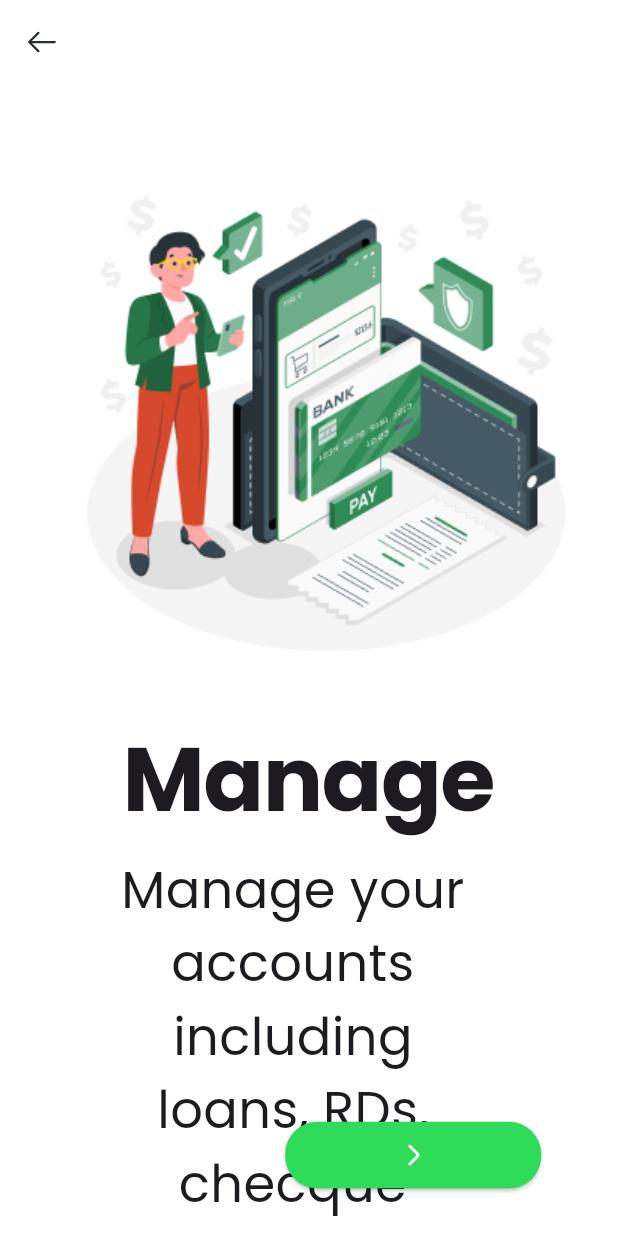
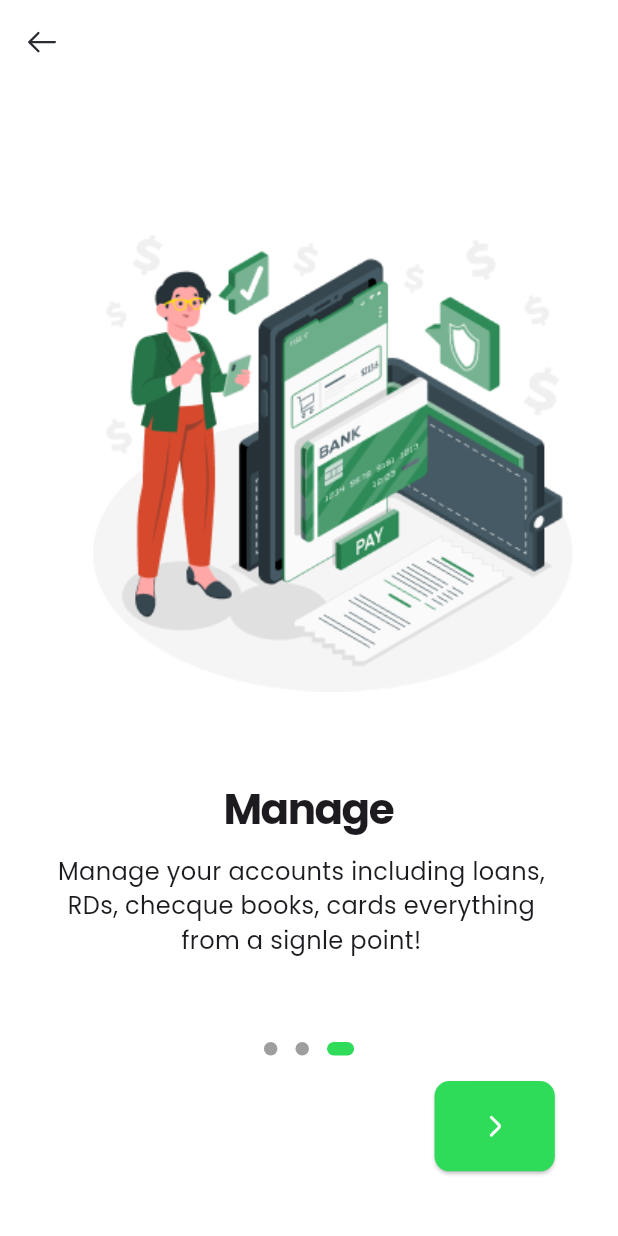
Before and after one commit to ridwan1178/rupali_bank_demo, a Flutter app: the screen it shows after launch, after a tap on "Skip", on a phone screen of 412 x 824 dp. Run offline on Flutter 3.47's test engine with Material 3 defaults, Android fonts, the phone set to English and light mode, and no system bars; drawn by our look-alikes of dots_indicator; our stand-ins replace flutter_easyloading, flutter_svg, go_router, responsive_framework; generated files the repository leaves out were written again.

Commit message:
device size adaptability added, needs fine tuning

```diff
--- a/lib/core/configs/app_router_config.dart
+++ b/lib/core/configs/app_router_config.dart
@@ -13,6 +13,7 @@ import 'package:rupali_bank_demo/signup/configs/signup_routes.dart';
 import 'package:rupali_bank_demo/splash/presentation/splash_page.dart';
 import 'package:rupali_bank_demo/transfers/configs/transfer_page_routes.dart';
 import 'package:rupali_bank_demo/utils/basic_success_page_0.dart';
+import 'package:responsive_framework/responsive_framework.dart';
 
 class AppRouterConfig {
   // final rootNavigatorKey =
@@ -28,16 +29,17 @@ class AppRouterConfig {
   }
 
   static GoRouter _createRouter() {
-    final rootNavigatorKey =
-      GlobalKey<NavigatorState>();
+
+
+
     return GoRouter(initialLocation: SplashPage.path,
-    navigatorKey: rootNavigatorKey,
+
     routes: <RouteBase>[
 
       GoRoute(
         name: SplashPage.namedRoute,
         path: SplashPage.path,
-        builder: (BuildContext context, GoRouterState state) {
+        builder:  (BuildContext context, GoRouterState state) {
           return const SplashPage();
         },
       ),
--- a/lib/main.dart
+++ b/lib/main.dart
@@ -6,7 +6,7 @@ import 'package:rupali_bank_demo/core/configs/app_theme.dart';
 import 'package:rupali_bank_demo/providers/app_lang_provider.dart';
 import 'package:provider/provider.dart';
 import 'package:flutter_easyloading/flutter_easyloading.dart';
-
+import 'package:responsive_framework/responsive_framework.dart';
 import 'package:rupali_bank_demo/utils/pixel_to_percentage_converter/pixel_to_percentage_converter.dart';
 
 void main() {
@@ -25,6 +25,7 @@ final scaffoldMessengerKey = GlobalKey<ScaffoldMessengerState>();
 //get global router for navigation navigatorKey.currentcontext.push/pop
 final navigatorKey = AppRouterConfig.router.routerDelegate.navigatorKey;
 
+//DO NOT USE ANYMORE, JUST USE NORMAL VALUES FROM FIGMA
 //responsive size
 //ch = height/vertical unit
 //cw = width/horizontal
@@ -56,7 +57,14 @@ class MyApp extends StatelessWidget {
       routerConfig: AppRouterConfig.router,
       locale: context.watch<AppLangProvider>().appLocale,
       debugShowCheckedModeBanner: false,
-      builder: EasyLoading.init(),
+      builder: (context, widget) => ResponsiveWrapper.builder(
+          ClampingScrollWrapper.builder(context, widget!),
+          breakpoints: const [
+            ResponsiveBreakpoint.autoScaleDown(411, name: "SMALL"),
+            ResponsiveBreakpoint.resize(519, name: "MEDIUM"),
+            ResponsiveBreakpoint.autoScale(520, name: "LARGE"),
+          ],
+          defaultScaleFactor: 0.85),
     );
   }
 }
--- a/lib/utils/pixel_to_percentage_converter/pixel_to_percentage_converter.dart
+++ b/lib/utils/pixel_to_percentage_converter/pixel_to_percentage_converter.dart
@@ -8,17 +8,18 @@ class PixelToPercentageConverter {
   static const double _figmaDeviceHeight = 812;
   static const double _figmaDeviceWidth = 375;
 
-
   double ch(double height) {
     double percantageHeight = (height / _figmaDeviceHeight) * 100;
-    double convertedHeightInPixels = _appSizeConfig.safeBlockVertical * percantageHeight;
+    double convertedHeightInPixels = height;
+    //_appSizeConfig.safeBlockVertical * percantageHeight;
 
     return convertedHeightInPixels;
   }
 
   double cw(double width) {
     double percantageWidth = (width / _figmaDeviceWidth) * 100;
-    double convertedWidthInPixels = _appSizeConfig.safeBlockHorizontal * percantageWidth;
+    double convertedWidthInPixels = width;
+    // _appSizeConfig.safeBlockHorizontal * percantageWidth;
 
     return convertedWidthInPixels;
   }
@@ -26,8 +27,8 @@ class PixelToPercentageConverter {
   double cf(double size) {
     //same implementation as width
     double percantageDensity = (size / _figmaDeviceWidth) * 100;
-    double convertedFontSizeInPixels =
-        _appSizeConfig.safeBlockHorizontal * percantageDensity;
+    double convertedFontSizeInPixels = size;
+    // _appSizeConfig.safeBlockHorizontal * percantageDensity;
 
     return convertedFontSizeInPixels;
   }
--- a/pubspec.yaml
+++ b/pubspec.yaml
@@ -48,7 +48,7 @@ dev_dependencies:
   dots_indicator:
   flutter_easyloading:
   flutter_svg:
-
+  responsive_framework: 0.2.0
 
 
 
```
Also changed, not shown: pubspec.lock.
